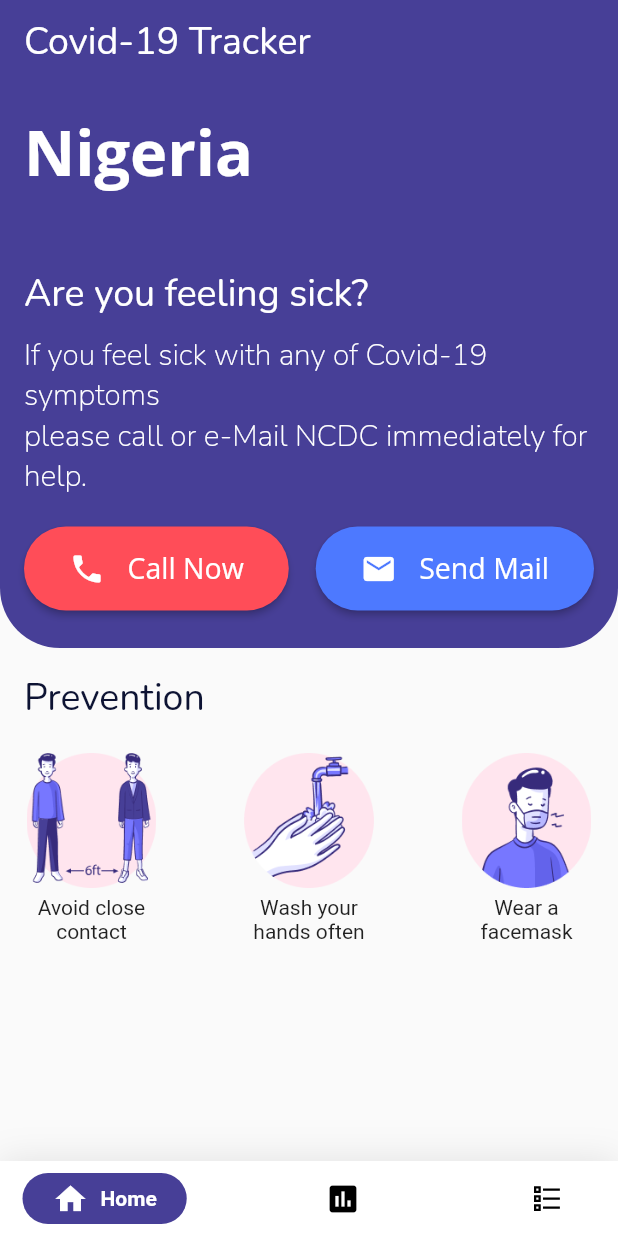
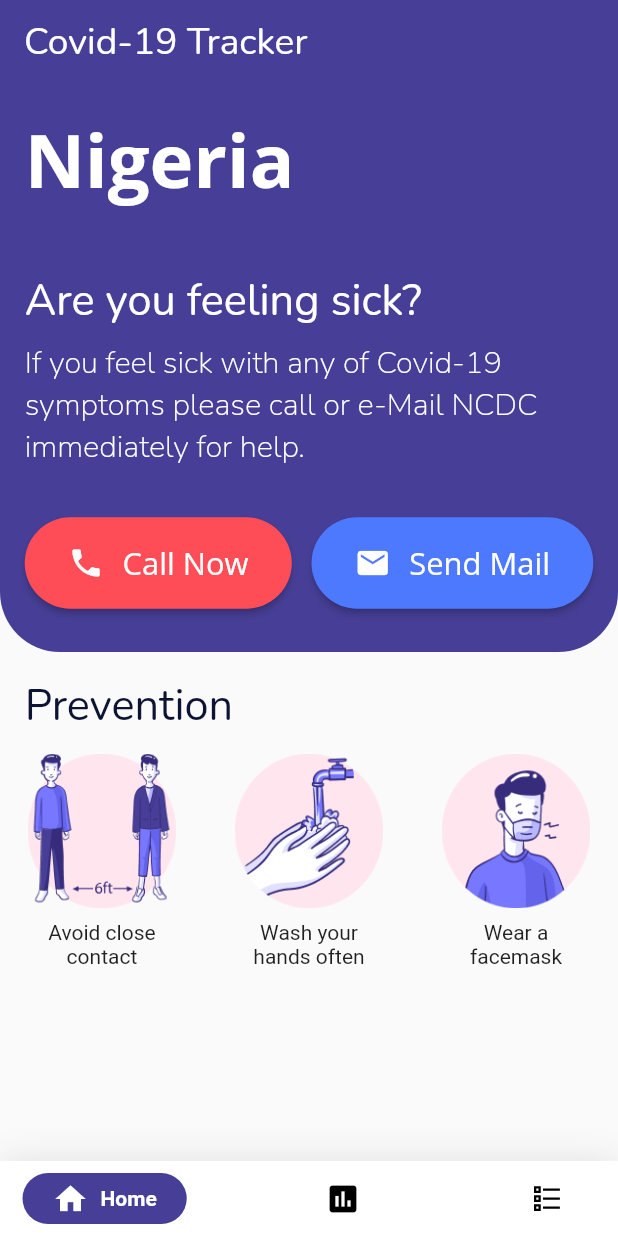
Before and after one commit to dev-tayy/COVID_19-TRACKER-APP-, a Flutter app: the screen it shows after launch, on a phone screen of 412 x 824 dp. Run offline on Flutter 3.47's test engine with Material 2 defaults, Android fonts, the phone set to English and light mode, and no system bars; drawn by our look-alikes of google_nav_bar; our stand-ins replace google_fonts, line_icons.

Commit message:
App Reponsiveness has been fixed

```diff
--- a/lib/main.dart
+++ b/lib/main.dart
@@ -6,7 +6,7 @@ import 'screens/guideScreen.dart';
 import 'screens/homeScreen.dart';
 import 'screens/statisticsScreen.dart';
 import 'package:line_icons/line_icons.dart';
-
+import 'screens/sizeconfig.dart';
 
 void main() {
   runApp(MyApp());
@@ -16,6 +16,7 @@ class MyApp extends StatelessWidget {
   // This widget is the root of your application.
   @override
   Widget build(BuildContext context) {
+
     return MaterialApp(
       debugShowCheckedModeBanner: false,
       title: 'Covid-19 Tracker',
@@ -44,13 +45,15 @@ class _MyHomePageState extends State<MyHomePage> {
   ];
   @override
   Widget build(BuildContext context) {
+    SizeConfig().init(context);
     return Scaffold(
       appBar: AppBar(
         backgroundColor: Color(0xFF473F97),
         title: Text('Covid-19 Tracker',
             style: GoogleFonts.nunito(
-                textStyle:
-                    TextStyle(fontSize: 25, fontWeight: FontWeight.normal))),
+                textStyle: TextStyle(
+                    fontSize: SizeConfig.blockSizeHorizontal*6,
+                    fontWeight: FontWeight.normal))),
         elevation: 0.0,
       ),
       body: screens[_selectedIndex],
@@ -80,7 +83,6 @@ class _MyHomePageState extends State<MyHomePage> {
                     icon: Icons.insert_chart,
                     text: 'Statistics',
                   ),
-
                   GButton(
                     icon: LineIcons.list,
                     text: 'Guides',
--- a/lib/screens/homeScreen.dart
+++ b/lib/screens/homeScreen.dart
@@ -1,12 +1,14 @@
 import 'package:flutter/material.dart';
 import '../widgets/homeWidget.dart';
 import 'package:google_fonts/google_fonts.dart';
+import '../screens/sizeconfig.dart';
 
 class HomeScreen extends StatelessWidget {
   const HomeScreen({Key key}) : super(key: key);
 
   @override
   Widget build(BuildContext context) {
+    SizeConfig().init(context);
     return SingleChildScrollView(
       child: SafeArea(
         child: Column(
@@ -19,11 +21,15 @@ class HomeScreen extends StatelessWidget {
                     bottomLeft: Radius.circular(40),
                     bottomRight: Radius.circular(40)),
               ),
-              padding: EdgeInsets.fromLTRB(16, 16, 16, 25),
+              padding: EdgeInsets.fromLTRB(
+                  SizeConfig.safeBlockHorizontal * 4,
+                  SizeConfig.safeBlockHorizontal * 4,
+                  SizeConfig.safeBlockHorizontal * 4,
+                  SizeConfig.safeBlockHorizontal * 7),
               child: HomeWidget(),
             ),
             Padding(
-              padding: const EdgeInsets.all(16.0),
+              padding: EdgeInsets.all(SizeConfig.safeBlockHorizontal*4),
               child: Column(children: <Widget>[
                 Row(
                   children: <Widget>[
@@ -31,25 +37,25 @@ class HomeScreen extends StatelessWidget {
                       'Prevention',
                       style: GoogleFonts.nunito(
                           textStyle: TextStyle(
-                        fontSize: 25,
+                        fontSize: SizeConfig.safeBlockHorizontal * 7,
                         color: Color(0xFF0D1333),
                         fontWeight: FontWeight.normal,
                       )),
                     ),
                   ],
                 ),
-                SizedBox(height: 20),
+                SizedBox(height: SizeConfig.blockSizeVertical*1.5),
                 Row(
                   mainAxisAlignment: MainAxisAlignment.spaceBetween,
                   children: <Widget>[
                     Column(
                       children: <Widget>[
                         Container(
-                          width: 90,
-                          height: 90,
+                          width: SizeConfig.safeBlockHorizontal * 25,
+                          height: SizeConfig.safeBlockHorizontal * 25,
                           child: Image.asset('assets/closecontact.png'),
                         ),
-                        SizedBox(height: 5),
+                        SizedBox(height: SizeConfig.safeBlockVertical*1),
                         Text(
                           'Avoid close\ncontact',
                           textAlign: TextAlign.center,
@@ -59,11 +65,11 @@ class HomeScreen extends StatelessWidget {
                     Column(
                       children: <Widget>[
                         Container(
-                          width: 90,
-                          height: 90,
+                          width: SizeConfig.safeBlockHorizontal * 25,
+                          height: SizeConfig.safeBlockHorizontal * 25,
                           child: Image.asset('assets/washhands.png'),
                         ),
-                        SizedBox(height: 5),
+                        SizedBox(height: SizeConfig.safeBlockVertical*1),
                         Text(
                           'Wash your\nhands often',
                           textAlign: TextAlign.center,
@@ -73,11 +79,11 @@ class HomeScreen extends StatelessWidget {
                     Column(
                       children: <Widget>[
                         Container(
-                          width: 90,
-                          height: 90,
+                          width: SizeConfig.safeBlockHorizontal * 25,
+                          height: SizeConfig.safeBlockHorizontal * 25,
                           child: Image.asset('assets/facemask.png'),
                         ),
-                        SizedBox(height: 5),
+                        SizedBox(height: SizeConfig.safeBlockVertical*1),
                         Text(
                           'Wear a\nfacemask',
                           textAlign: TextAlign.center,
--- /dev/null
+++ b/lib/screens/sizeconfig.dart
@@ -0,0 +1,31 @@
+import 'package:flutter/material.dart';
+
+class SizeConfig {
+ static MediaQueryData _mediaQueryData;
+ static double screenWidth;
+ static double screenHeight;
+ static double blockSizeHorizontal;
+ static double blockSizeVertical;
+
+ static double _safeAreaHorizontal;
+ static double _safeAreaVertical;
+ static double safeBlockHorizontal;
+ static double safeBlockVertical;
+
+ void init(BuildContext context) {
+ _mediaQueryData = MediaQuery.of(context);
+ screenWidth = _mediaQueryData.size.width;
+ screenHeight = _mediaQueryData.size.height;
+ blockSizeHorizontal = screenWidth / 100;
+ blockSizeVertical = screenHeight / 100;
+
+ _safeAreaHorizontal = _mediaQueryData.padding.left +
+ _mediaQueryData.padding.right;
+ _safeAreaVertical = _mediaQueryData.padding.top +
+ _mediaQueryData.padding.bottom;
+ safeBlockHorizontal = (screenWidth -
+ _safeAreaHorizontal) / 100;
+ safeBlockVertical = (screenHeight -
+ _safeAreaVertical) / 100;
+ }
+}
--- a/lib/widgets/homeWidget.dart
+++ b/lib/widgets/homeWidget.dart
@@ -1,14 +1,14 @@
 import 'package:flutter/material.dart';
 import 'package:google_fonts/google_fonts.dart';
 import 'package:url_launcher/url_launcher.dart';
-
-
+import '../screens/sizeconfig.dart';
 
 class HomeWidget extends StatelessWidget {
   const HomeWidget({Key key}) : super(key: key);
 
   @override
   Widget build(BuildContext context) {
+    SizeConfig().init(context);
     return Column(
         crossAxisAlignment: CrossAxisAlignment.start,
         children: <Widget>[
@@ -16,33 +16,35 @@ class HomeWidget extends StatelessWidget {
             'Nigeria',
             style: GoogleFonts.openSans(
                 textStyle: TextStyle(
-                    fontSize: 42,
+                    fontSize: SizeConfig.safeBlockHorizontal * 12,
                     fontWeight: FontWeight.bold,
                     color: Colors.white)),
           ),
           SizedBox(
-            height: 50.0,
+            height: SizeConfig.safeBlockVertical * 5,
           ),
           Text('Are you feeling sick?',
               style: GoogleFonts.nunito(
-                  fontSize: 25,
+                  fontSize: SizeConfig.safeBlockHorizontal * 7,
                   fontWeight: FontWeight.normal,
                   color: Colors.white)),
           SizedBox(
-            height: 10.0,
+            height: SizeConfig.safeBlockVertical * 1,
           ),
           Text(
-              'If you feel sick with any of Covid-19 symptoms\nplease call or e-Mail NCDC immediately for help.',
+              'If you feel sick with any of Covid-19 symptoms please call or e-Mail NCDC immediately for help.',
               style: GoogleFonts.nunito(
-                  fontSize: 20,
+                  fontSize: SizeConfig.safeBlockHorizontal * 5,
                   fontWeight: FontWeight.w100,
                   color: Colors.white)),
-          SizedBox(height: 20),
+          SizedBox(height: SizeConfig.safeBlockVertical * 4),
           Row(
             mainAxisAlignment: MainAxisAlignment.spaceBetween,
             children: <Widget>[
               RaisedButton(
-                  padding: EdgeInsets.symmetric(vertical: 15, horizontal: 30),
+                  padding: EdgeInsets.symmetric(
+                      vertical: SizeConfig.safeBlockVertical * 2,
+                      horizontal: SizeConfig.safeBlockHorizontal * 7),
                   child: Row(
                     mainAxisAlignment: MainAxisAlignment.spaceBetween,
                     children: <Widget>[
@@ -50,11 +52,11 @@ class HomeWidget extends StatelessWidget {
                         Icons.phone,
                         color: Colors.white,
                       ),
-                      SizedBox(width: 15),
+                      SizedBox(width: SizeConfig.safeBlockHorizontal * 3),
                       Text('Call Now',
                           style: GoogleFonts.openSans(
                               textStyle: TextStyle(
-                                  fontSize: 19,
+                                  fontSize: SizeConfig.safeBlockHorizontal * 5,
                                   fontWeight: FontWeight.normal,
                                   color: Colors.white)))
                     ],
@@ -67,8 +69,9 @@ class HomeWidget extends StatelessWidget {
                 mainAxisAlignment: MainAxisAlignment.spaceBetween,
                 children: <Widget>[
                   RaisedButton(
-                      padding:
-                          EdgeInsets.symmetric(vertical: 15, horizontal: 30),
+                      padding: EdgeInsets.symmetric(
+                          vertical: SizeConfig.safeBlockVertical * 2,
+                          horizontal: SizeConfig.safeBlockHorizontal * 7),
                       child: Row(
                         mainAxisAlignment: MainAxisAlignment.spaceBetween,
                         children: <Widget>[
@@ -76,11 +79,12 @@ class HomeWidget extends StatelessWidget {
                             Icons.mail,
                             color: Colors.white,
                           ),
-                          SizedBox(width: 15),
+                          SizedBox(width: SizeConfig.safeBlockHorizontal * 3),
                           Text('Send Mail',
                               style: GoogleFonts.openSans(
                                   textStyle: TextStyle(
-                                      fontSize: 19,
+                                      fontSize:
+                                          SizeConfig.safeBlockHorizontal * 5,
                                       fontWeight: FontWeight.normal,
                                       color: Colors.white)))
                         ],
```
Also changed, not shown: lib/screens/guideScreen.dart (+21 -8 lines), lib/screens/statisticsScreen.dart (+29 -26 lines), 1 other file.
